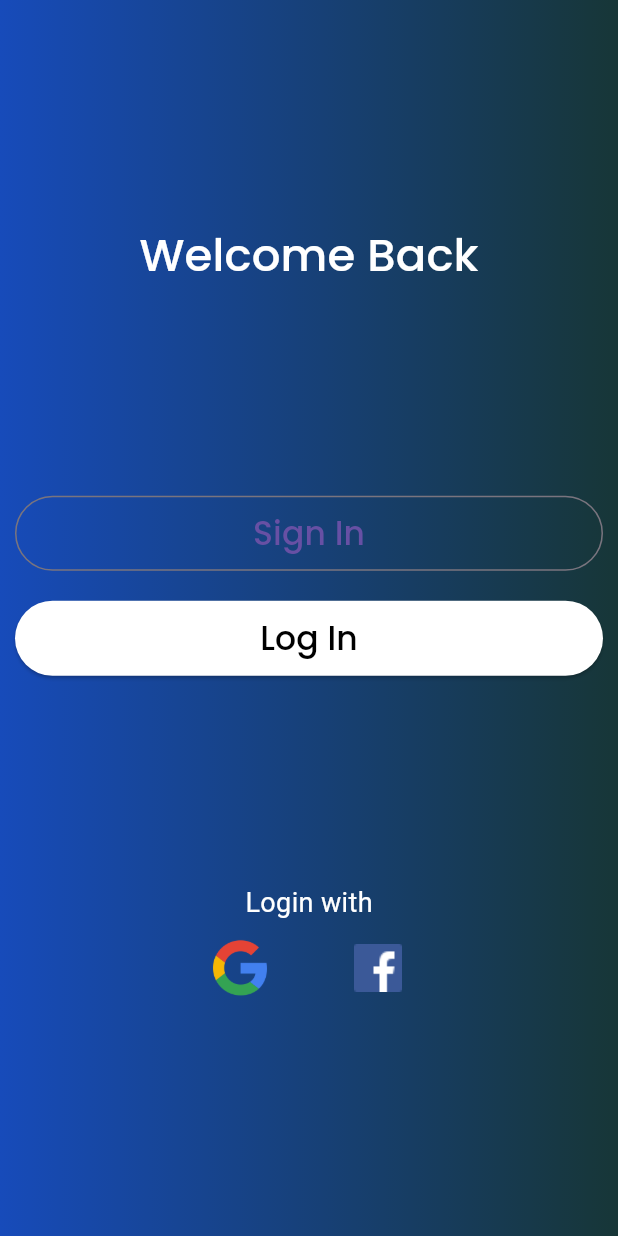
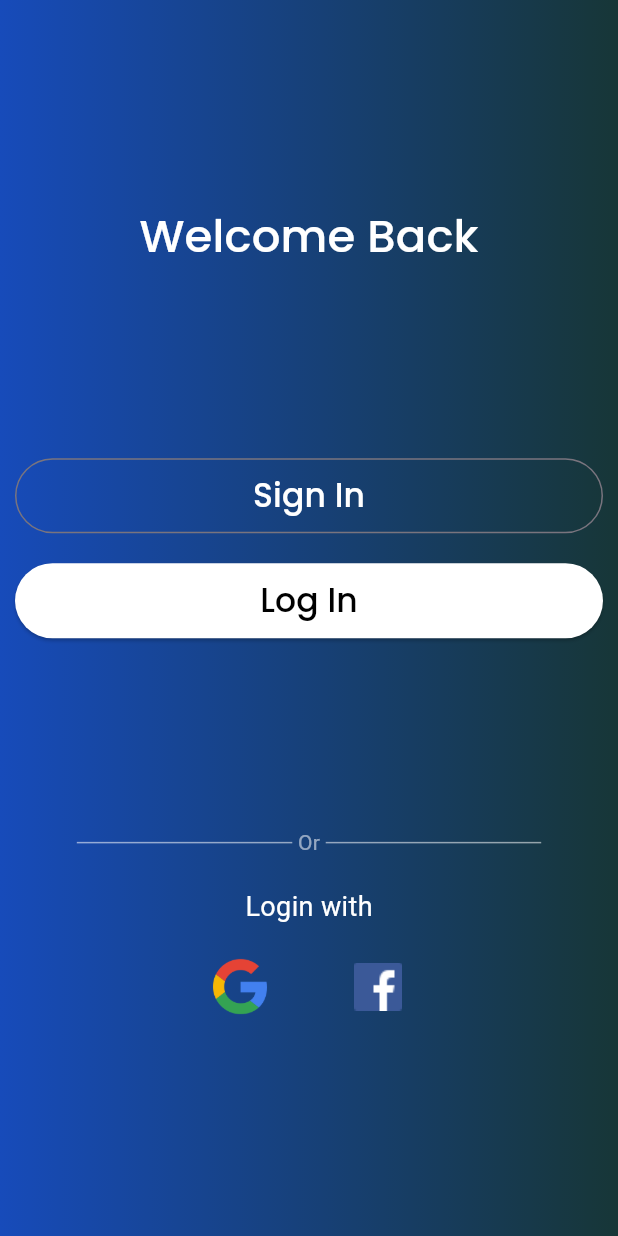
Before and after one commit to Shashitha-Ashan/Remind-me, a Flutter app: the StartupPage screen opened directly, on a phone screen of 412 x 824 dp. Run offline on Flutter 3.47's test engine with Material 3 defaults, Android fonts, the phone set to English and light mode, and no system bars; our stand-ins replace go_router, google_fonts; missing offline and left inert: dart:ffi, firebase_ui_auth; accounts and stored records are empty.

Commit message:
add firebase ui

```diff
--- a/lib/main.dart
+++ b/lib/main.dart
@@ -5,6 +5,7 @@ import 'package:birth_daily/screens/views/startup/startup_page.dart';
 import 'package:birth_daily/screens/views/login/login_screen.dart';
 import 'package:birth_daily/screens/views/signup/sign_up.dart';
 import 'package:birth_daily/utils/themes.dart';
+import 'package:firebase_ui_auth/firebase_ui_auth.dart';
 import 'package:flutter/material.dart';
 import 'package:go_router/go_router.dart';
 
@@ -17,7 +18,11 @@ class MainApp extends StatelessWidget {
   final _router = GoRouter(routes: <RouteBase>[
     GoRoute(
       path: "/",
-      builder: (context, state) => const StartupPage(),
+      builder: (context, state) => SignInScreen(
+        providers: [
+          EmailAuthProvider(),
+        ],
+      ),
     ),
     GoRoute(
       path: "/login",
--- a/lib/screens/views/settings/settings_page.dart
+++ b/lib/screens/views/settings/settings_page.dart
@@ -1,4 +1,5 @@
 import 'package:flutter/material.dart';
+import 'package:go_router/go_router.dart';
 
 class SettingsPage extends StatefulWidget {
   const SettingsPage({super.key});
@@ -35,7 +36,10 @@ class _SettingsPageState extends State<SettingsPage> {
           divider(),
           settingSectionTile('info'),
           SettingTile(
-            onTap: () {},
+            onTap: () {
+              print("clicked");
+              context.push("/developerinfo");
+            },
             title: 'About us',
             description: 'Developer information',
           ),
--- a/lib/screens/views/startup/startup_page.dart
+++ b/lib/screens/views/startup/startup_page.dart
@@ -1,3 +1,4 @@
+import 'package:birth_daily/utils/constants/color_const.dart';
 import 'package:flutter/material.dart';
 import 'package:go_router/go_router.dart';
 import 'package:google_fonts/google_fonts.dart';
@@ -64,7 +65,8 @@ class StartupPage extends StatelessWidget {
                           },
                           child: const Text(
                             "Sign In",
-                            style: TextStyle(fontSize: 22),
+                            style: TextStyle(
+                                fontSize: 22, color: kFontColorPositive),
                           ),
                         ),
                       ),
@@ -82,7 +84,8 @@ class StartupPage extends StatelessWidget {
                           },
                           child: const Text(
                             "Log In",
-                            style: TextStyle(color: Colors.black, fontSize: 22),
+                            style: TextStyle(
+                                color: kFontColorNegative, fontSize: 22),
                           ),
                         ),
                       )
@@ -90,9 +93,41 @@ class StartupPage extends StatelessWidget {
                   ),
                   Column(
                     children: [
+                      Padding(
+                        padding: EdgeInsets.only(
+                            left: MediaQuery.of(context).size.width * 0.1,
+                            right: MediaQuery.of(context).size.width * 0.1),
+                        child: const Row(
+                          children: [
+                            Expanded(
+                              child: Divider(
+                                thickness: 1,
+                                color: Colors.white54,
+                              ),
+                            ),
+                            Text(
+                              " Or ",
+                              style: TextStyle(color: Colors.white54),
+                            ),
+                            Expanded(
+                              child: Divider(
+                                thickness: 1,
+                                color: Colors.white54,
+                              ),
+                            ),
+                          ],
+                        ),
+                      ),
+                      const SizedBox(
+                        height: 20,
+                      ),
                       const Text(
                         "Login with",
-                        style: TextStyle(color: Colors.white, fontSize: 18),
+                        style:
+                            TextStyle(color: kFontColorPositive, fontSize: 18),
+                      ),
+                      const SizedBox(
+                        height: 10,
                       ),
                       _google_facebook_login(),
                     ],
--- a/lib/utils/constants/color_const.dart
+++ b/lib/utils/constants/color_const.dart
@@ -1,4 +1,8 @@
 import 'package:flutter/cupertino.dart';
 
-const primaryColor = Color(0xff5364ff);
-const secondaryColor = Color(0xfff9e562);
+const kPrimaryColor = Color(0xff5364ff);
+const kSecondaryColor = Color(0xfff9e562);
+
+// font colors
+const kFontColorNegative = Color(0xFF000000);
+const kFontColorPositive = Color(0xFFFFFFFF);
--- a/pubspec.yaml
+++ b/pubspec.yaml
@@ -11,6 +11,7 @@ dependencies:
     sdk: flutter
   google_fonts: ^6.2.1
   go_router: ^14.1.3
+  firebase_ui_auth: ^1.15.0
 
 dev_dependencies:
   flutter_test:
```
Also changed, not shown: pubspec.lock.
